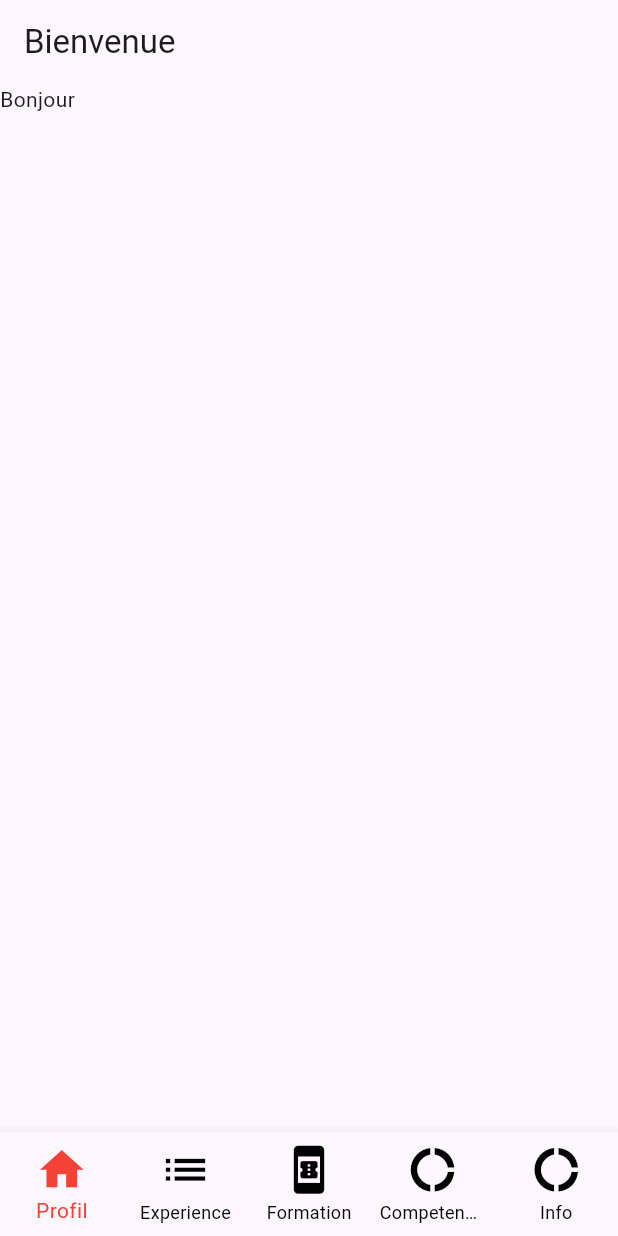
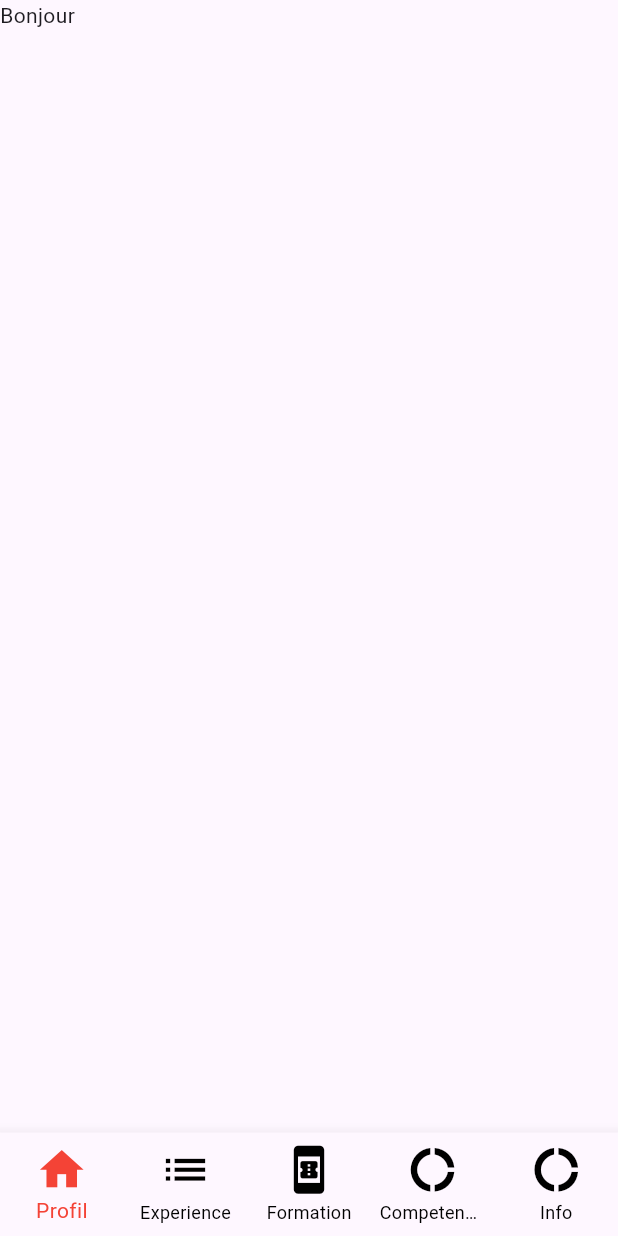
Before and after one commit to SarahOtmane/exo_flutter, a Flutter app: the screen it shows after launch, on a phone screen of 412 x 824 dp. Run offline on Flutter 3.47's test engine with Material 3 defaults, Android fonts, the phone set to English and light mode, and no system bars.

Commit message:
update device

```diff
--- a/lib/screen/device.dart
+++ b/lib/screen/device.dart
@@ -23,10 +23,7 @@ class _DeviceScreenState extends State<DeviceScreen> {
 
   @override
   Widget build(BuildContext context) {
-    return Scaffold(
-      appBar: AppBar(
-        title: const Text("Bienvenue"),
-      ),
+      return Scaffold(
       body: _screenList[_currentScreen],
       bottomNavigationBar: BottomNavigationBar(
           type: BottomNavigationBarType.fixed,
```
